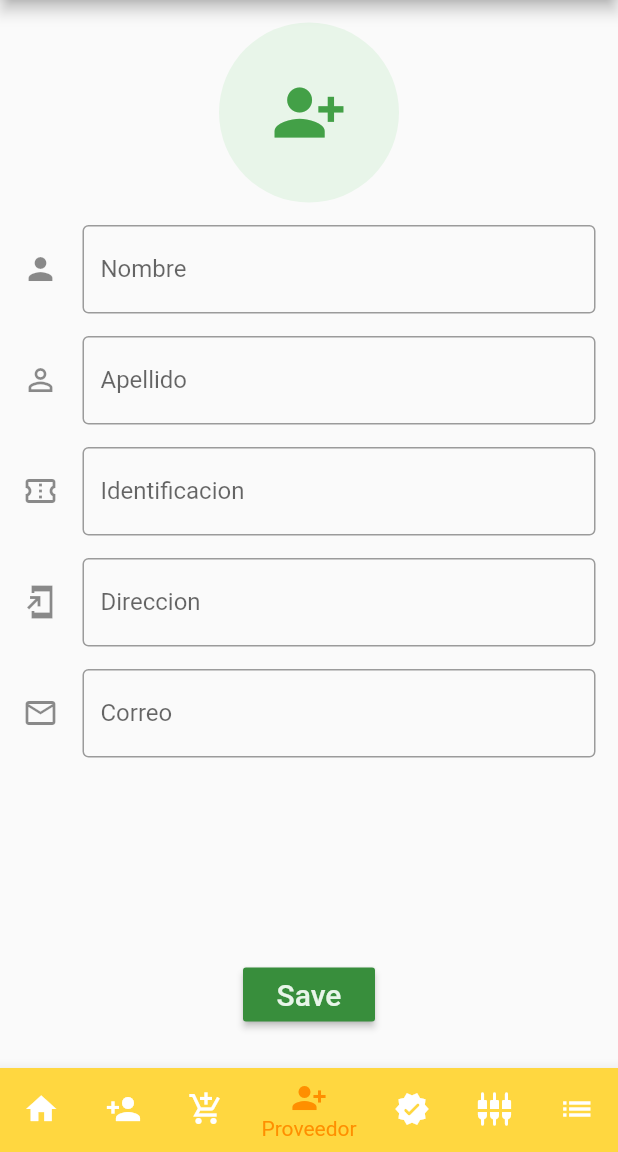
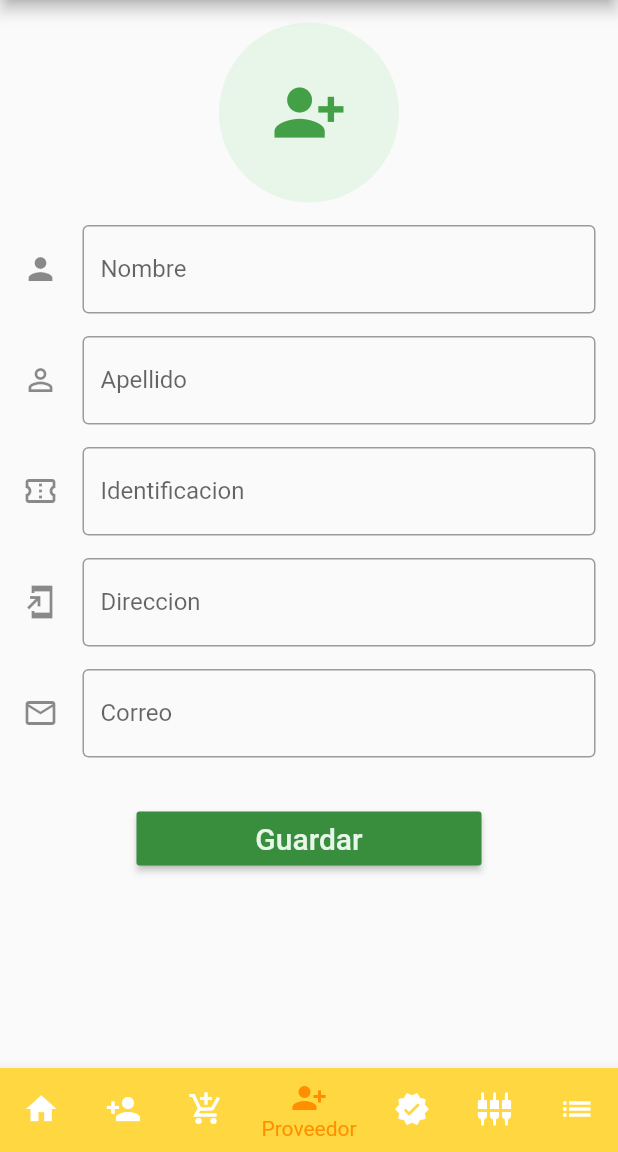
Before and after one commit to ByronSilvaOlvera/Flutter-pro-cli-inv, a Flutter app: the screen it shows after launch, item 4 of the bottom bar chosen, on a phone screen of 412 x 824 dp, the part 84-1236 px from its top. Run offline on Flutter 3.47's test engine with Material 2 defaults, Android fonts, the phone set to English and light mode, and no system bars; our stand-ins replace flutter_slidable.

Commit message:
creacion de crud proveedor

```diff
--- a/lib/main.dart
+++ b/lib/main.dart
@@ -1,10 +1,10 @@
+
+import 'package:flutter/material.dart';
+import 'package:provider/provider.dart';
 
 import 'package:fltestadobloc/services/cliente-service.dart';
-import 'package:flutter/material.dart';
-
-
+import 'package:fltestadobloc/services/proveedor-service.dart';
 import 'package:fltestadobloc/router/router.dart';
-import 'package:provider/provider.dart';
 
 
 void main() => runApp(MyApp());
@@ -15,6 +15,7 @@ class MyApp extends StatelessWidget {
     return MultiProvider(
       providers: [
         ChangeNotifierProvider(create: (_)=> ClienteServices(), ),
+        ChangeNotifierProvider(create: (_)=> ProveedorServices(), ),
       ],
       child: MaterialApp(
         title: 'Material App',
--- /dev/null
+++ b/lib/models/proveedor.dart
@@ -0,0 +1,50 @@
+// To parse this JSON data, do
+//
+//     final proveedor = proveedorFromJson(jsonString);
+
+import 'dart:convert';
+
+List<Proveedor> proveedorFromJson(String str) => List<Proveedor>.from(json.decode(str).map((x) => Proveedor.fromJson(x)));
+
+String proveedorToJson(List<Proveedor> data) => json.encode(List<dynamic>.from(data.map((x) => x.toJson())));
+
+class Proveedor {
+    Proveedor({
+        this.nombre,
+        this.apellido,
+        this.identificacion,
+        this.direccion,
+        this.correo,
+        this.uid,
+        this.estadoregistro,
+    });
+
+    String nombre;
+    String apellido;
+    String identificacion;
+    String direccion;
+    String correo;
+    String uid;
+    String estadoregistro;
+
+    factory Proveedor.fromJson(Map<String, dynamic> json) => Proveedor(
+        nombre        : json["nombre"],
+        apellido      : json["apellido"],
+        identificacion: json["identificacion"],
+        direccion     : json["direccion"],
+        correo        : json["correo"],
+        uid           : json["uid"],
+        estadoregistro: json["estadoregistro"],
+    );
+
+    Map<String, dynamic> toJson() => {
+        "nombre"        : nombre,
+        "apellido"      : apellido,
+        "identificacion": identificacion,
+        "direccion"     : direccion,
+        "correo"        : correo,
+        "uid"           : uid,
+        "estadoregistro":  estadoregistro,
+
+    };
+}
--- a/lib/pages/cliente_page.dart
+++ b/lib/pages/cliente_page.dart
@@ -56,7 +56,8 @@ class _ClientePageState extends State<ClientePage> {
       identificacion: identidadCtrl.text,
       direccion     : direccionCtrl.text,
       correo        : correoCtrl.text,
-      uid           : id.text
+      uid           : id.text,
+      estadoregistro: 'A'
     );
 
   }
@@ -185,6 +186,9 @@ class _ClientePageState extends State<ClientePage> {
         ScaffoldMessenger.of(context).showSnackBar(
           MsgSnackBar( msg: 'Cliente alamcenado exitoso..!', tipo: 1, ).build(context)
         );
+        _onResetFormulario();
+        _guardar      = true;
+        _nombreMetodo = 'Guardar';
       }else{
         ScaffoldMessenger.of(context).showSnackBar(
           _mensajeBotton(Colors.redAccent.shade200, Icons.error_outline,response.msg)
@@ -198,6 +202,10 @@ class _ClientePageState extends State<ClientePage> {
         ScaffoldMessenger.of(context).showSnackBar(
           MsgSnackBar( msg: 'Cliente Actualizado exitoso..!', tipo: 1, ).build(context)
         );
+        _onResetFormulario();
+        _guardar      = true;
+        _nombreMetodo = 'Guardar';
+        setState(() {});
       }else{
         ScaffoldMessenger.of(context).showSnackBar(
           _mensajeBotton(Colors.redAccent.shade200, Icons.error_outline, response.msg)
@@ -205,9 +213,7 @@ class _ClientePageState extends State<ClientePage> {
       }
 
     }
-    _onResetFormulario();
-    _guardar      = true;
-    _nombreMetodo = 'Guardar';
+
   }
 
 
--- a/lib/pages/home_page.dart
+++ b/lib/pages/home_page.dart
@@ -26,6 +26,7 @@ class _HomePageState extends State<HomePage> {
   int index = 0 ;
   bool local = false;
   String _cliente;
+  String _proveedor;
 
  @override
   void initState() {
@@ -34,7 +35,11 @@ class _HomePageState extends State<HomePage> {
     int intPagina = widget.getIndex();
     if ( intPagina > 0 ){
       index = intPagina;
-      _cliente = widget.id;
+      if( intPagina ==  1){
+        _cliente = widget.id;
+      }else if( intPagina == 3){ // 3
+        _proveedor = widget.id;
+      }
     }
   }
 
@@ -101,7 +106,12 @@ class _HomePageState extends State<HomePage> {
       return ProductoPage();
     }
     else if( index == 3 ){
-      return ProveedorPage();
+      if( local ){
+        local = false;
+        return ProveedorPage();
+      }else{
+        return ProveedorPage(id: _proveedor,);
+      }
     }
     else if( index == 4 ){
       return VentaPage();
--- a/lib/pages/list-pages/list-option.dart
+++ b/lib/pages/list-pages/list-option.dart
@@ -1,5 +1,6 @@
 
 import 'package:fltestadobloc/pages/list-pages/list-cliente.dart';
+import 'package:fltestadobloc/pages/list-pages/list-proveedor.dart';
 import 'package:flutter/material.dart';
 
 class ListaOpcionesBar extends StatefulWidget {
@@ -54,8 +55,8 @@ class _ListaOpcionesBarState extends State<ListaOpcionesBar> with TickerProvider
                 Container(
                   child: ListadoCliente(),
                 ),
-                Center(
-                  child: Text('two'),
+                Container(
+                  child: ListadoProveedors(),
                 ),
                 Center(
                   child: Text('three'),
--- a/lib/pages/proveedor_page.dart
+++ b/lib/pages/proveedor_page.dart
@@ -1,43 +1,105 @@
+
 import 'package:flutter/material.dart';
-class ProveedorPage extends StatelessWidget {
+import 'package:provider/provider.dart';
 
+
+import 'package:fltestadobloc/widgets/widgets.dart';
+import 'package:fltestadobloc/models/proveedor.dart';
+import 'package:fltestadobloc/services/proveedor-service.dart';
+
+
+class ProveedorPage extends StatefulWidget {
+  final String id;
+  ProveedorPage({ this.id = ''});
+  @override
+  _ProveedorPageState createState() => _ProveedorPageState();
+}
+
+class _ProveedorPageState extends State<ProveedorPage> {
+  final _servCliente = new ProveedorServices();
+
+  Proveedor _proveedor;
+
+  @override
+  void initState() {
+    _onIniciarProveedor();
+    super.initState();
+  }
 
   @override
   Widget build(BuildContext context) {
     return Container(
-
       child: Padding(
         padding: EdgeInsets.all(15.0),
+        child: SingleChildScrollView(
           child: Column(
-          mainAxisAlignment: MainAxisAlignment.spaceBetween,
-          //crossAxisAlignment: CrossAxisAlignment.start ,
-          children: <Widget>[
-            _fomulario(),
-            _botonEnvioData(),
-          ],
-
-        ),
-      )
-
-    );
-  }
-
-  Widget _fomulario(){
-    return Column(
             children: <Widget>[
               SizedBox(
                 width: 200.0,
                 height: 120.0,
                 child: CircleAvatar(
                   backgroundColor: Colors.green[50],
-            child: Icon(Icons.person_add_alt_1, size: 50.0, color: Colors.green.shade600,  ),
+                  child: Icon(Icons.person_add_alt_1, size: 50.0, color: Colors.green.shade600),
                 ),
               ),
+              SizedBox(height: 15.0,),
+              _fomulario(),
+              SizedBox(height: 20.0,),
+              _buttonFormulario(context),
 
-        SizedBox(height: 15.0,),
+            ],
+          ),
+        ),
+      ),
+    );
+  }
+
+  _onGuardarProveedor(){
+    return Proveedor(
+      nombre        : nombreCtrl.text,
+      apellido      : apellidoCtrl.text,
+      identificacion: identidadCtrl.text,
+      direccion     : direccionCtrl.text,
+      correo        : correoCtrl.text,
+      uid           : id.text,
+      estadoregistro: 'A'
+    );
+
+  }
+
+  _onIniciarProveedor() async {
+
+    if( widget.id.isNotEmpty ){
+      id.text = widget.id;
+      _proveedor = await _servCliente.getEntidadOne( widget.id );
+      if( _proveedor != null ){
+        nombreCtrl.text    = _proveedor.nombre;
+        apellidoCtrl.text  = _proveedor.apellido;
+        identidadCtrl.text = _proveedor.identificacion;
+        direccionCtrl.text = _proveedor.direccion;
+        correoCtrl.text    = _proveedor.correo;
+        _nombreMetodo      = 'Editar';
+        _guardar           = false;
+        setState(() {});
+      }
+    }
+  }
+
+  final nombreCtrl    = TextEditingController();
+  final apellidoCtrl  = TextEditingController();
+  final identidadCtrl = TextEditingController();
+  final direccionCtrl = TextEditingController();
+  final correoCtrl    = TextEditingController();
+  final id            = TextEditingController();
+
+  Widget _fomulario(){
+    return Column(
+      children: <Widget>[
+
+        //NAME
         TextField(
-          obscureText: true,
-          textCapitalization: TextCapitalization.characters,
+            obscureText: false,
+            controller: nombreCtrl,
             decoration: InputDecoration(
               icon: Icon(Icons.person),
               border: OutlineInputBorder(),
@@ -48,7 +110,8 @@ class ProveedorPage extends StatelessWidget {
 
 
         TextField(
-          obscureText: true,
+          obscureText: false,
+          controller: apellidoCtrl,
           decoration: InputDecoration(
             icon: Icon(Icons.person_outline),
             border: OutlineInputBorder(),
@@ -59,7 +122,8 @@ class ProveedorPage extends StatelessWidget {
         SizedBox(height: 15.0,),
 
         TextField(
-          obscureText: true,
+          obscureText: false,
+          controller: identidadCtrl,
           decoration: InputDecoration(
             icon: Icon(Icons.confirmation_number_outlined),
             border: OutlineInputBorder(),
@@ -69,7 +133,8 @@ class ProveedorPage extends StatelessWidget {
         SizedBox(height: 15.0,),
 
         TextField(
-          obscureText: true,
+          obscureText: false,
+          controller: direccionCtrl,
           decoration: InputDecoration(
             icon: Icon(Icons.add_to_home_screen_sharp),
             border: OutlineInputBorder(),
@@ -79,7 +144,8 @@ class ProveedorPage extends StatelessWidget {
         SizedBox(height: 15.0,),
 
         TextField(
-          obscureText: true,
+          obscureText: false,
+          controller: correoCtrl,
           decoration: InputDecoration(
             icon: Icon(Icons.email_outlined),
             border: OutlineInputBorder(),
@@ -90,11 +156,12 @@ class ProveedorPage extends StatelessWidget {
     );
   }
 
-  Widget _botonEnvioData(){
+  Widget _buttonFormulario(BuildContext context){
     return Container(
       child: MaterialButton(
-        onPressed: ()=>{},
-        child: Text('Save', style: TextStyle( fontSize: 20.0, color: Colors.green[50] ), ),
+        minWidth: 230.0,
+        onPressed: () => _metodoAlmacenamiento(context),
+        child: Text(_nombreMetodo, style: TextStyle( fontSize: 20.0, color: Colors.green[50] ), ),
         color: Colors.green.shade700,
         padding: EdgeInsets.symmetric(horizontal: 4.0 ),
       ),
@@ -102,4 +169,76 @@ class ProveedorPage extends StatelessWidget {
     );
   }
 
+  bool _guardar = true;
+  String _nombreMetodo = 'Guardar';
+  _metodoAlmacenamiento( BuildContext context ) async {
+
+    final servProveedor = Provider.of<ProveedorServices>( context, listen: false);
+    if( _guardar ){
+      final response = await servProveedor.createEntidad( _onGuardarProveedor() );
+
+      if ( response.ok )
+      {
+        ScaffoldMessenger.of(context).showSnackBar(
+          MsgSnackBar( msg: 'Cliente alamcenado exitoso..!', tipo: 1, ).build(context)
+        );
+        _onResetFormulario();
+        _guardar      = true;
+        _nombreMetodo = 'Guardar';
+      }else{
+        ScaffoldMessenger.of(context).showSnackBar(
+          _mensajeBotton(Colors.redAccent.shade200, Icons.error_outline,response.msg)
+        );
       }
+
+    }else{
+      final response = await servProveedor.editEntidad( _onGuardarProveedor() );
+
+      if( response.ok ){
+        ScaffoldMessenger.of(context).showSnackBar(
+          MsgSnackBar( msg: 'Cliente Actualizado exitoso..!', tipo: 1, ).build(context)
+        );
+        _onResetFormulario();
+        _guardar      = true;
+        _nombreMetodo = 'Guardar';
+        setState(() {});
+      }else{
+        ScaffoldMessenger.of(context).showSnackBar(
+          _mensajeBotton(Colors.redAccent.shade200, Icons.error_outline, response.msg)
+        );
+      }
+
+    }
+
+  }
+
+
+  Widget _mensajeBotton(Color color, IconData iconData,String msg ){
+    return SnackBar(
+        content: Row(
+          mainAxisAlignment: MainAxisAlignment.spaceEvenly,
+          children: [
+            Text(msg),
+            Icon(iconData, color : Colors.white ),
+          ],
+        ),
+        backgroundColor: color, //Colors.blueAccent.shade200,
+      );
+  }
+
+  @override
+  void dispose() {
+    super.dispose();
+  }
+
+  _onResetFormulario(){
+    nombreCtrl.text    = "";
+    apellidoCtrl.text  = "";
+    identidadCtrl.text = "";
+    direccionCtrl.text = "";
+    correoCtrl.text    = "";
+    id.text            = "";
+  }
+
+
+}
--- a/lib/widgets/snack-mensaje-corto.dart
+++ b/lib/widgets/snack-mensaje-corto.dart
@@ -20,7 +20,7 @@ class MsgSnackBar extends StatelessWidget {
       return _mensajeBotton(context, Colors.red, Icons.error, msg);
     // success
     }else if( tipo == 1){
-      return _mensajeBotton(context, Colors.greenAccent, Icons.done, msg);
+      return _mensajeBotton(context, Colors.greenAccent.shade400, Icons.done, msg);
     // info
     }else{
       return _mensajeBotton(context, Colors.blueAccent, Icons.info, msg);
@@ -29,10 +29,11 @@ class MsgSnackBar extends StatelessWidget {
 
   Widget _mensajeBotton(BuildContext context, Color color, IconData iconData,String msg ){
     return SnackBar(
+      //margin: EdgeInsets.symmetric(vertical: 5.0 , horizontal: 15.0 ) ,
       content: Row(
         mainAxisAlignment: MainAxisAlignment.spaceEvenly,
         children: [
-            Text(msg),
+          Text(msg, style: TextStyle( fontSize: 18.0 ),),
           Icon(iconData, color : Colors.white ),
         ],
       ),
--- a/lib/widgets/widgets.dart
+++ b/lib/widgets/widgets.dart
@@ -1,6 +1,8 @@
 
 
-  import 'package:flutter/material.dart';
+import 'dart:ui';
+
+import 'package:flutter/material.dart';
 
 
   part 'navigator_botton.dart';
```
Also changed, not shown: lib/pages/list-pages/list-proveedor.dart (added, +124 -0 lines), lib/services/proveedor-service.dart (added, +148 -0 lines). Lines whose indentation alone changed are shown as unchanged.
